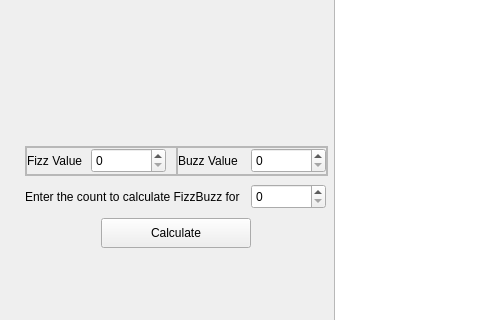
This is FizzBuzz-Part2/FizzBuzzApp/MainWindow/MainWindow.ui in Uiluan/QtWorkshop as Qt 5 draws it before an edit; both pictures show x 0 to 480 and y 103 to 423 of the 800 by 600 pixel window. The edited form follows.
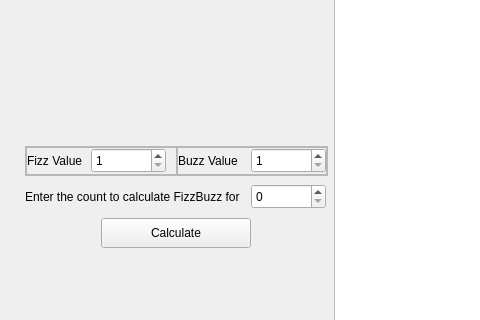
This is the edited form.

Commit message: Set minimum input value to 1 to avoid divide by 0

```diff
--- a/FizzBuzz-Part2/FizzBuzzApp/MainWindow/MainWindow.ui
+++ b/FizzBuzz-Part2/FizzBuzzApp/MainWindow/MainWindow.ui
@@ -195,6 +195,9 @@
                     <height>25</height>
                    </size>
                   </property>
+                  <property name="minimum">
+                   <number>1</number>
+                  </property>
                  </widget>
                 </item>
                </layout>
@@ -245,6 +248,9 @@
                     <height>25</height>
                    </size>
                   </property>
+                  <property name="minimum">
+                   <number>1</number>
+                  </property>
                  </widget>
                 </item>
                </layout>
```
